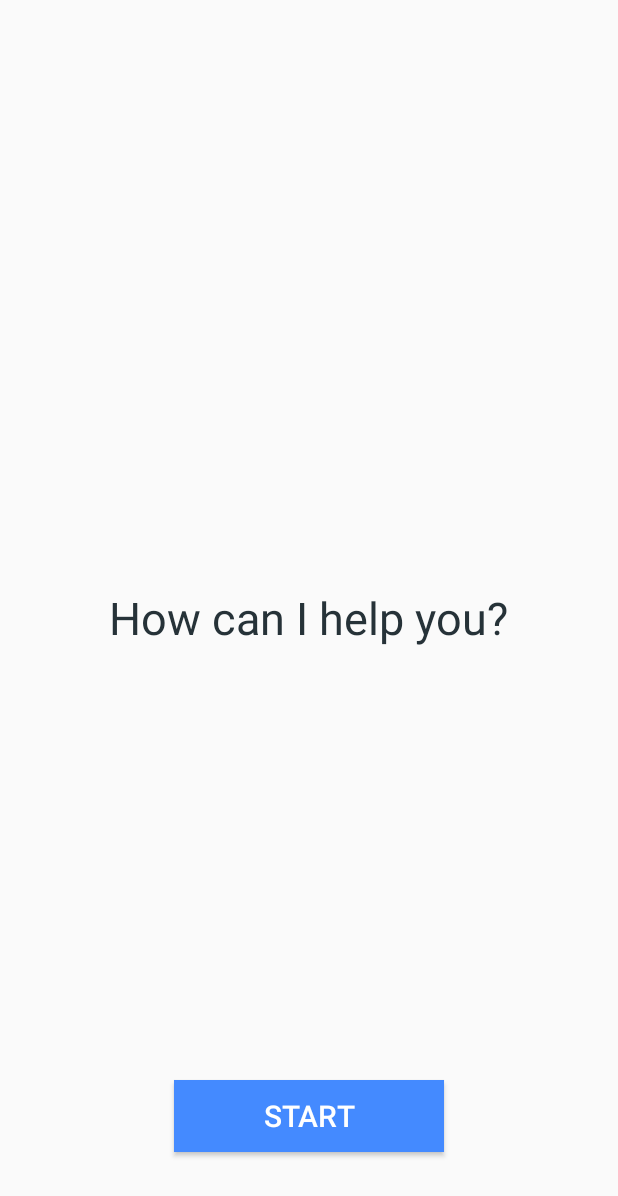
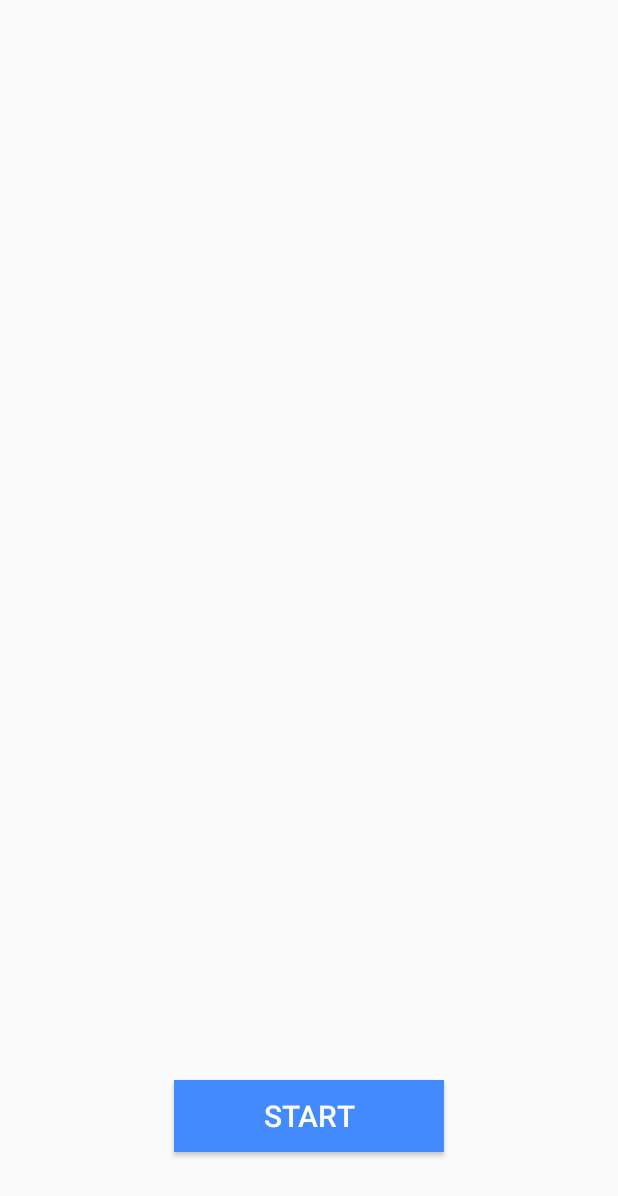
Before and after one commit to sgiedne/FAmanual, an Android app: the screen it shows after launch (MainActivity), on a phone screen of 412 x 824 dp. Shown: the top 1196 px of the screen. Run offline under Robolectric (Android 15) with nearby library versions, the phone set to English and light mode, and no system bars.

Commit message:
fixed the id and removed default text

```diff
--- a/app/src/main/res/layout/activity_main.xml
+++ b/app/src/main/res/layout/activity_main.xml
@@ -25,11 +25,11 @@
             android:layout_gravity="center" />
 
         <TextView
-            android:id="@+id/txtEmergency"
+            android:id="@+id/txtIntro"
             android:layout_width="wrap_content"
             android:layout_height="wrap_content"
             android:textSize="30sp"
-            android:text="How can I help you?"
+            android:text=""
             android:paddingBottom="10dp"
             android:paddingTop="10dp"
             android:textColor="#263238"
```
